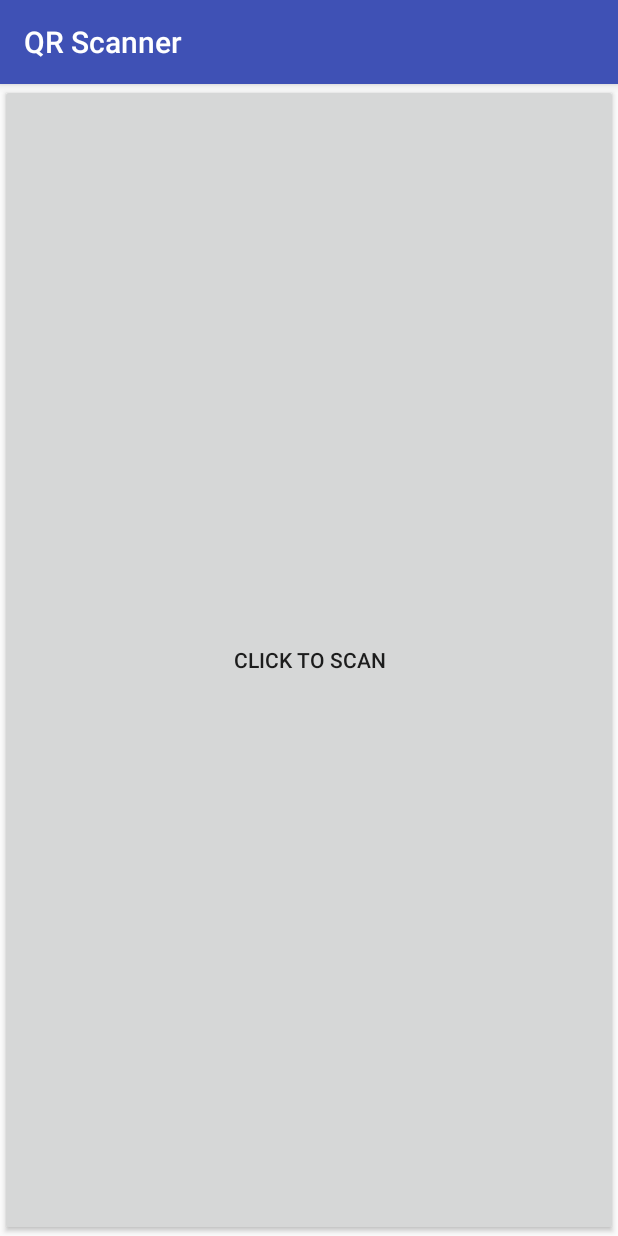
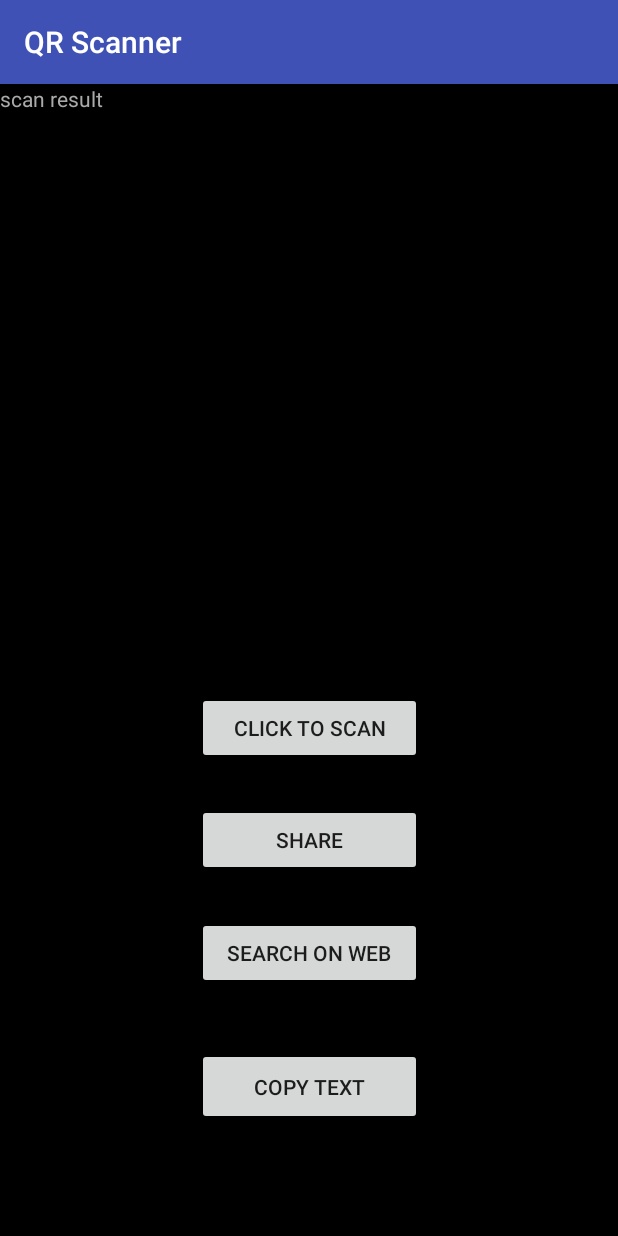
Before and after one commit to Write4Dinesh/My-Android-QR-Code-Scanner-App-Repo, an Android app: the screen it shows after launch (SGHomeActivity), on a phone screen of 412 x 824 dp. Run offline under Robolectric (Android 15) with nearby library versions, the phone set to English and light mode, and no system bars.

Commit message:
implemented share,copy,& seach features

```diff
--- a/app/src/main/res/layout/activity_main.xml
+++ b/app/src/main/res/layout/activity_main.xml
@@ -4,16 +4,65 @@
     xmlns:tools="http://schemas.android.com/tools"
     android:layout_width="match_parent"
     android:layout_height="match_parent"
+    android:background="@android:color/black"
     tools:context="com.sgdm.qrscanner.SGHomeActivity">
+
+    <TextView
+        android:id="@+id/barcode_data_tv"
+        android:layout_width="match_parent"
+        android:layout_height="wrap_content"
+        android:hint="scan result"
+        android:minHeight="50dp"
+        android:textColor="@color/qr_code_white"
+        android:textColorHint="@android:color/darker_gray" />
+
 
     <Button
         android:id="@+id/button_start_scan"
-        android:layout_width="fill_parent"
-        android:layout_height="fill_parent"
-        android:text="Click to scan"
+        android:layout_width="150dp"
+        android:layout_height="wrap_content"
+        android:text="@string/click_to_scan"
+        android:textAllCaps="true"
+        app:layout_constraintBottom_toBottomOf="parent"
+        app:layout_constraintHorizontal_bias="0.501"
+        app:layout_constraintLeft_toLeftOf="parent"
+        app:layout_constraintRight_toRightOf="parent"
+        app:layout_constraintTop_toTopOf="parent"
+        app:layout_constraintVertical_bias="0.563" />
+
+    <Button
+        android:id="@+id/share_button"
+        android:layout_width="150dp"
+        android:layout_height="wrap_content"
+        android:text="@string/btn_label_share"
+        android:textAllCaps="true"
         app:layout_constraintBottom_toBottomOf="parent"
         app:layout_constraintLeft_toLeftOf="parent"
         app:layout_constraintRight_toRightOf="parent"
-        app:layout_constraintTop_toTopOf="parent" />
+        app:layout_constraintTop_toTopOf="parent"
+        app:layout_constraintVertical_bias="0.667" />
 
+    <Button
+        android:id="@+id/search_button"
+        android:layout_width="150dp"
+        android:layout_height="wrap_content"
+        android:text="@string/btn_search_on_web"
+        android:textAllCaps="true"
+        app:layout_constraintBottom_toBottomOf="parent"
+        app:layout_constraintLeft_toLeftOf="parent"
+        app:layout_constraintRight_toRightOf="parent"
+        app:layout_constraintTop_toTopOf="parent"
+        app:layout_constraintVertical_bias="0.771" />
+
+    <Button
+        android:id="@+id/copy_button"
+        android:layout_width="150dp"
+        android:layout_height="51dp"
+        android:text="@string/btn_copy_text"
+        android:textAllCaps="true"
+        app:layout_constraintBottom_toBottomOf="parent"
+        app:layout_constraintLeft_toLeftOf="parent"
+        app:layout_constraintRight_toRightOf="parent"
+        app:layout_constraintTop_toTopOf="parent"
+        app:layout_constraintVertical_bias="0.897" />
 </android.support.constraint.ConstraintLayout>
--- a/app/src/main/res/values/strings.xml
+++ b/app/src/main/res/values/strings.xml
@@ -1,3 +1,14 @@
 <resources>
     <string name="app_name">QR Scanner</string>
+    <string name="btn_label_share">Share</string>
+    <string name="btn_search_on_web">Search On Web</string>
+    <string name="btn_copy_text">Copy Text</string>
+    <string name="btn_label_close">Close</string>
+    <string name="permission_required">Permission Required</string>
+    <string name="goto_app_settings">Goto App Settings</string>
+    <string name="why_permissions_required">The Camera and Storage permissions are required to perform this operation. Please enable the permissions from the App settings.</string>
+    <string name="scan_error_title">Scan Error</string>
+    <string name="scan_error_body">QR Code could not be scanned</string>
+    <string name="scan_result_title">Scan result</string>
+    <string name="click_to_scan">Click to scan</string>
 </resources>
```
Also changed, not shown: app/src/main/java/com/sgdm/qrscanner/SGHomeActivity.java (+95 -30 lines).
